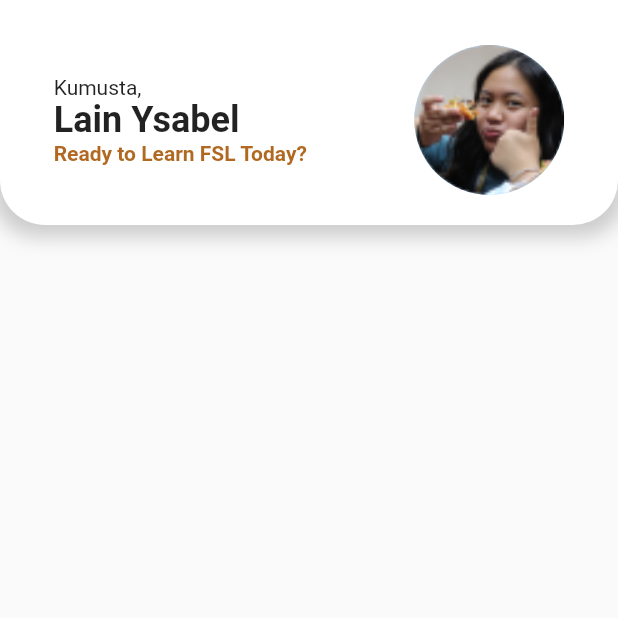
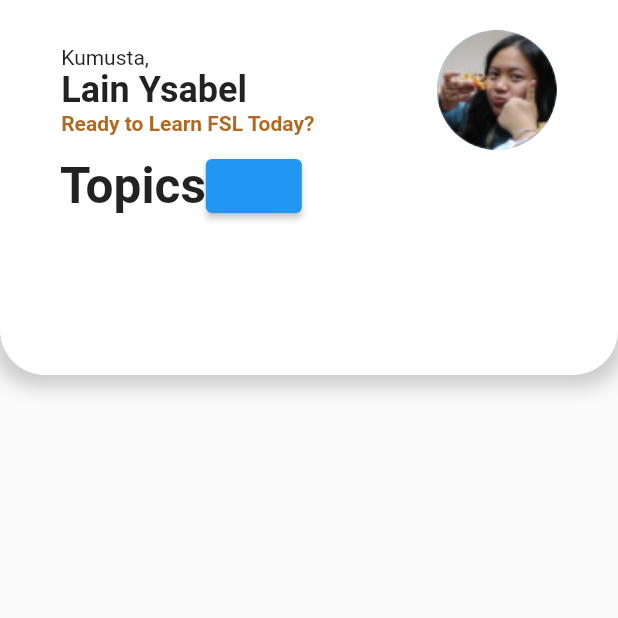
Before and after one commit to sleep-deepfried/Kumpas_App, a Flutter app: the screen it shows after launch, on a phone screen of 412 x 824 dp, the top half of it. Run offline on Flutter 3.47's test engine with Material 2 defaults, Android fonts, the phone set to English and light mode, and no system bars; Roboto replaces fonts that are missing (Futura).

Commit message:
second commit

```diff
--- a/lib/main.dart
+++ b/lib/main.dart
@@ -33,15 +33,14 @@ class Home extends StatelessWidget {
 
   PreferredSize _appBar() {
     return PreferredSize(
-      preferredSize: Size.fromHeight(150),
+      preferredSize: Size.fromHeight(250),
       child: Container(
         decoration: _boxDecoration(),
         child: SafeArea(
           child: Column(
             children: [
               _topBar(),
-              SizedBox(height: 5),
-              // _topicBar(),
+              _topicBar(),
               // _tabBar(),
             ],
           ),
@@ -66,7 +65,7 @@ class Home extends StatelessWidget {
 
   Widget _topBar() {
     return Container(
-      margin: EdgeInsets.only(top: 30),
+      margin: EdgeInsets.only(top: 20),
       child: Row(
         mainAxisAlignment: MainAxisAlignment.spaceAround,
         children: [
@@ -80,15 +79,17 @@ class Home extends StatelessWidget {
                   )),
               Text('Lain Ysabel',
                   style: TextStyle(fontSize: 24, fontWeight: FontWeight.bold)),
-              Text('Ready to Learn FSL Today?',
-                  style: TextStyle(
-                      fontSize: 14,
-                      fontWeight: FontWeight.bold,
-                      color: const Color.fromARGB(222, 165, 83, 1))),
+              Text(
+                'Ready to Learn FSL Today?',
+                style: TextStyle(
+                    fontSize: 14,
+                    fontWeight: FontWeight.bold,
+                    color: const Color.fromARGB(222, 165, 83, 1)),
+              ),
             ],
           ),
           CircleAvatar(
-            radius: 50,
+            radius: 40,
             backgroundImage: AssetImage('assets/image3.png'),
           ),
         ],
@@ -96,3 +97,18 @@ class Home extends StatelessWidget {
     );
   }
 }
+
+Widget _topicBar() {
+  return Container(
+    margin: EdgeInsets.only(left: 40, right: 40),
+    child: Row(
+      children: [
+        Text('Topics',
+            style: TextStyle(fontSize: 33, fontWeight: FontWeight.bold)),
+        ElevatedButton(
+          onPressed: () => {},
+        ),
+      ],
+    ),
+  );
+}
```
